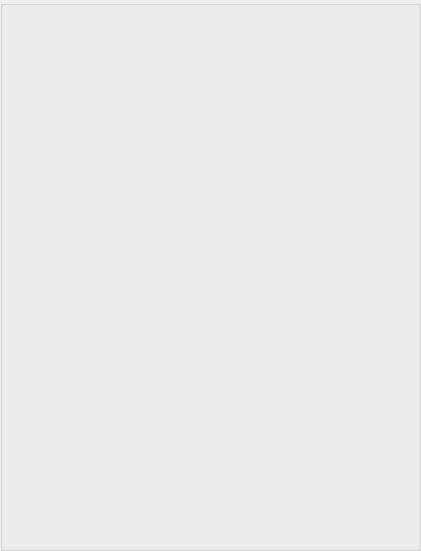
The window that groupbox.ui (RobertasJan/HotelManagement) describes before a commit, drawn with Qt 5.
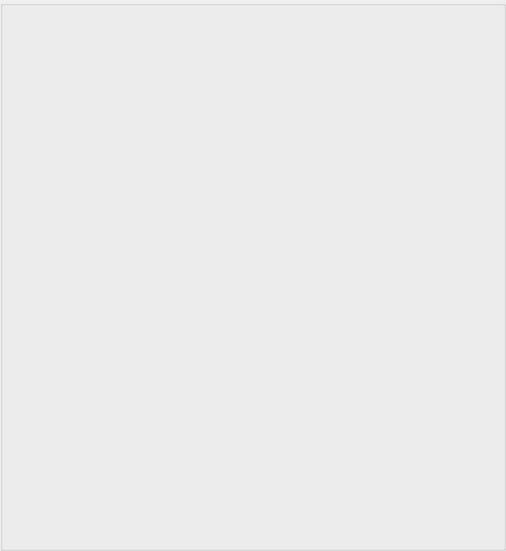
The same window after the commit.

What changed in the file:
```diff
--- a/groupbox.ui
+++ b/groupbox.ui
@@ -6,7 +6,7 @@
    <rect>
     <x>0</x>
     <y>0</y>
-    <width>421</width>
+    <width>506</width>
     <height>551</height>
    </rect>
   </property>
```
